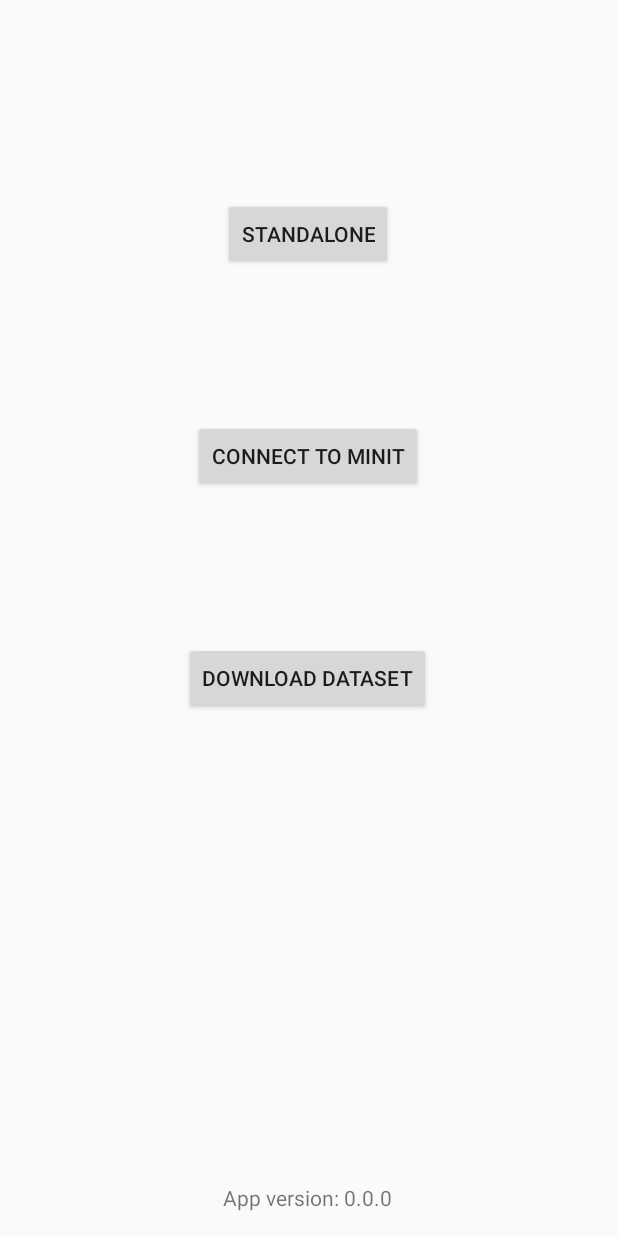
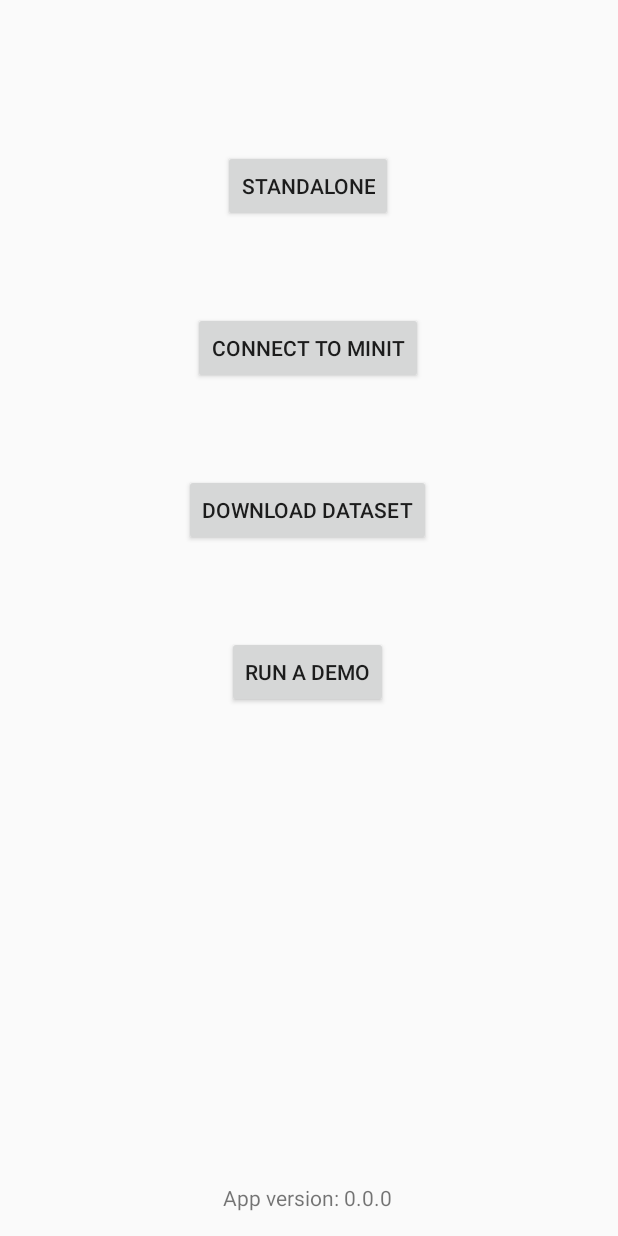
Before and after one commit to SanojPunchihewa/f5n, an Android app: the layout activity_main.xml on its own in the app's theme, with its tools: preview values and no code run, on a phone screen of 412 x 824 dp. Run offline under Robolectric (Android 15) with nearby library versions, the phone set to English and light mode, and no system bars.

Commit message:
Add button to start Demo mode

```diff
--- a/app/src/main/java/com/mobilegenomics/f5n/activity/MainActivity.java
+++ b/app/src/main/java/com/mobilegenomics/f5n/activity/MainActivity.java
@@ -11,11 +11,9 @@ import android.widget.TextView;
 import androidx.annotation.NonNull;
 import androidx.appcompat.app.AppCompatActivity;
 import androidx.core.app.ActivityCompat;
-
 import com.mobilegenomics.f5n.R;
 import com.mobilegenomics.f5n.support.PermissionResultCallback;
 import com.mobilegenomics.f5n.support.PermissionUtils;
-
 import java.util.ArrayList;
 
 public class MainActivity extends AppCompatActivity implements
@@ -55,6 +53,10 @@ public class MainActivity extends AppCompatActivity implements
 
     public void startMinITMode(View view) {
         startActivity(new Intent(MainActivity.this, MinITActivity.class));
+    }
+
+    public void startDemoMode(View view) {
+        startActivity(new Intent(MainActivity.this, DemoActivity.class));
     }
 
     /////////////////////////////
--- a/app/src/main/res/layout/activity_main.xml
+++ b/app/src/main/res/layout/activity_main.xml
@@ -10,7 +10,7 @@
         android:id="@+id/btn_mode_standalone"
         android:layout_width="wrap_content"
         android:layout_height="wrap_content"
-        android:layout_marginTop="132dp"
+        android:layout_marginTop="100dp"
         android:text="Standalone"
         app:layout_constraintEnd_toEndOf="parent"
         app:layout_constraintHorizontal_bias="0.498"
@@ -22,25 +22,37 @@
         android:id="@+id/btn_mode_master"
         android:layout_width="wrap_content"
         android:layout_height="wrap_content"
-        android:layout_marginTop="100dp"
+        android:layout_marginTop="60dp"
         android:text="Connect to minIT"
         app:layout_constraintEnd_toEndOf="parent"
         app:layout_constraintHorizontal_bias="0.498"
         app:layout_constraintStart_toStartOf="parent"
         app:layout_constraintTop_toBottomOf="@+id/btn_mode_standalone"
-        android:onClick="startMinITMode"/>
+        android:onClick="startMinITMode" />
 
     <Button
         android:id="@+id/btn_download_data_set"
         android:onClick="downloadDataSet"
         android:layout_width="wrap_content"
         android:layout_height="wrap_content"
-        android:layout_marginTop="100dp"
+        android:layout_marginTop="60dp"
         android:text="Download DataSet"
         app:layout_constraintEnd_toEndOf="parent"
         app:layout_constraintHorizontal_bias="0.497"
         app:layout_constraintStart_toStartOf="parent"
         app:layout_constraintTop_toBottomOf="@+id/btn_mode_master" />
+
+    <Button
+        android:id="@+id/btn_demo"
+        android:onClick="startDemoMode"
+        android:layout_width="wrap_content"
+        android:layout_height="wrap_content"
+        android:layout_marginTop="60dp"
+        android:text="Run a Demo"
+        app:layout_constraintEnd_toEndOf="parent"
+        app:layout_constraintHorizontal_bias="0.497"
+        app:layout_constraintStart_toStartOf="parent"
+        app:layout_constraintTop_toBottomOf="@+id/btn_download_data_set" />
 
     <TextView
         android:id="@+id/txt_app_version"
```
